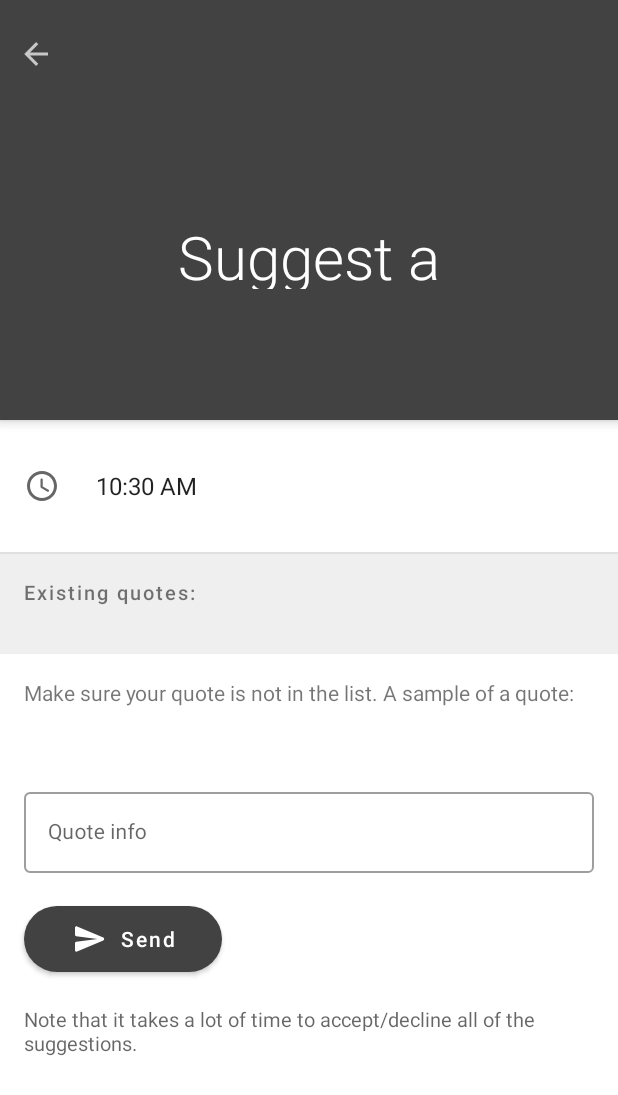
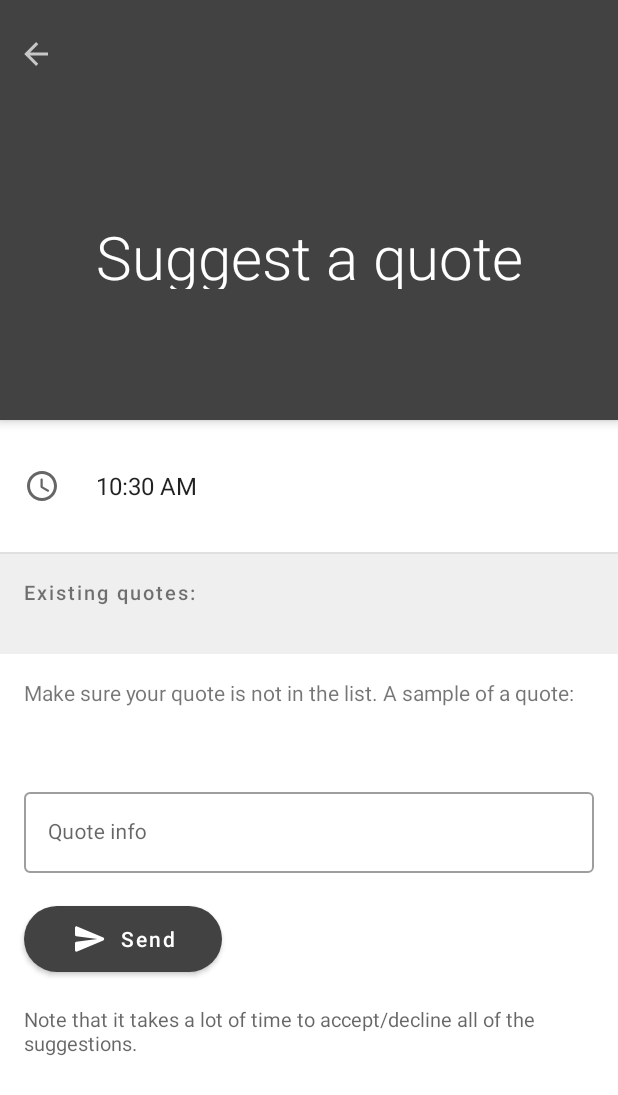
Before and after one commit to AChep/literaryclock, an Android app: the DonateQuoteFragment screen opened through its navigation route, on a phone screen of 412 x 824 dp. Shown: the top 1095 px of the screen. Run offline under Robolectric (Android 15) with nearby library versions, the phone set to English and light mode, and no system bars; our stand-ins replace Firebase (no records; nobody signed in at launch, a user with empty details on screens opened directly); libraries missing offline, so code that uses them is left out: com.artemchep.config, es.dmoral.toasty, io.realm, org.kodein.di; 7 statements that could not run were skipped.

Commit message:
Fix title gets cropped

```diff
--- a/app/src/main/res/layout/fragment_about.xml
+++ b/app/src/main/res/layout/fragment_about.xml
@@ -19,7 +19,7 @@
 
     <TextView
         android:id="@+id/titleTextView"
-        android:layout_width="wrap_content"
+        android:layout_width="0dp"
         android:layout_height="wrap_content"
         android:layout_marginTop="56dp"
         android:elevation="4dp"
--- a/app/src/main/res/layout/fragment_donate.xml
+++ b/app/src/main/res/layout/fragment_donate.xml
@@ -18,7 +18,7 @@
 
     <TextView
         android:id="@+id/titleTextView"
-        android:layout_width="wrap_content"
+        android:layout_width="0dp"
         android:layout_height="wrap_content"
         android:layout_marginTop="56dp"
         android:elevation="4dp"
--- a/app/src/main/res/layout/fragment_donate_quote.xml
+++ b/app/src/main/res/layout/fragment_donate_quote.xml
@@ -19,7 +19,7 @@
 
     <TextView
         android:id="@+id/titleTextView"
-        android:layout_width="wrap_content"
+        android:layout_width="0dp"
         android:layout_height="wrap_content"
         android:layout_marginTop="56dp"
         android:elevation="4dp"
--- a/app/src/main/res/layout/fragment_settings.xml
+++ b/app/src/main/res/layout/fragment_settings.xml
@@ -18,7 +18,7 @@
 
     <TextView
         android:id="@+id/titleTextView"
-        android:layout_width="wrap_content"
+        android:layout_width="0dp"
         android:layout_height="wrap_content"
         android:layout_marginTop="56dp"
         android:elevation="4dp"
--- a/app/src/main/res/xml/desc_fragment_common.xml
+++ b/app/src/main/res/xml/desc_fragment_common.xml
@@ -34,7 +34,7 @@
     <ConstraintSet android:id="@+id/expanded">
         <Constraint
             android:id="@id/titleTextView"
-            android:layout_width="wrap_content"
+            android:layout_width="0dp"
             android:layout_height="wrap_content"
             android:layout_marginTop="56dp"
             app:layout_constraintBottom_toBottomOf="@id/toolbarBg"
@@ -49,7 +49,7 @@
     <ConstraintSet android:id="@+id/collapsed">
         <Constraint
             android:id="@id/titleTextView"
-            android:layout_width="wrap_content"
+            android:layout_width="0dp"
             android:layout_height="wrap_content"
             app:layout_constraintBottom_toBottomOf="@id/barrier"
             app:layout_constraintEnd_toEndOf="parent"
```
